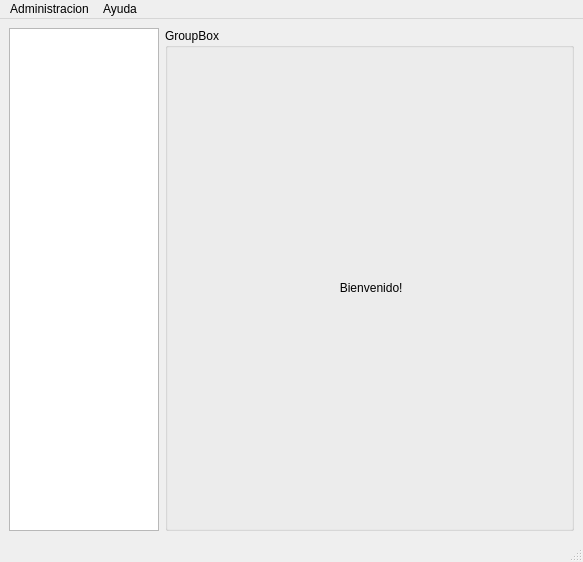
Qt form src/ui/mainwin.ui (leosmolas/conotels) before a commit.
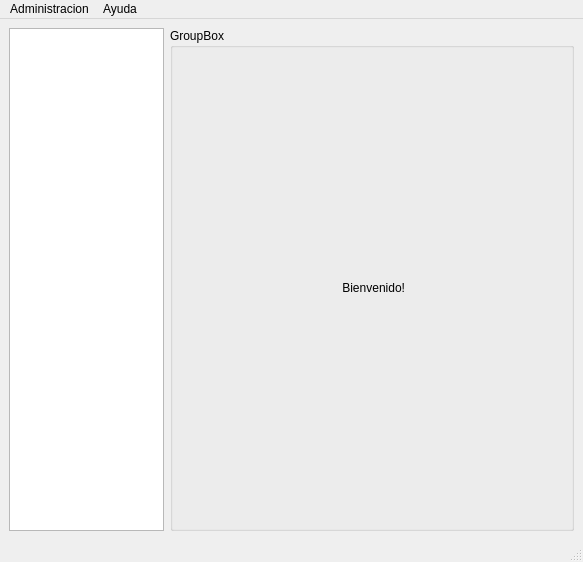
The same form after that commit.

Diff of the .ui file:
```diff
--- a/src/ui/mainwin.ui
+++ b/src/ui/mainwin.ui
@@ -21,16 +21,22 @@
        <widget class="QListWidget" name="options">
         <property name="maximumSize">
          <size>
-          <width>150</width>
+          <width>155</width>
           <height>16777215</height>
          </size>
         </property>
         <property name="iconSize">
          <size>
-          <width>96</width>
+          <width>150</width>
           <height>84</height>
          </size>
         </property>
+        <property name="gridSize">
+         <size>
+          <width>150</width>
+          <height>80</height>
+         </size>
+        </property>
        </widget>
       </item>
       <item row="0" column="1">
```
